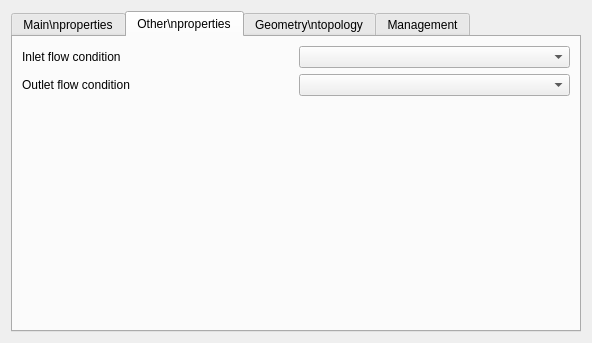
Above: Lamia/iface/qgiswidget/tools/toolprepro/base3_urbandrainage/lamiabase_ud_surface_tool_ui.ui from Artelia/Lamia before the change. Below: the same form after it.
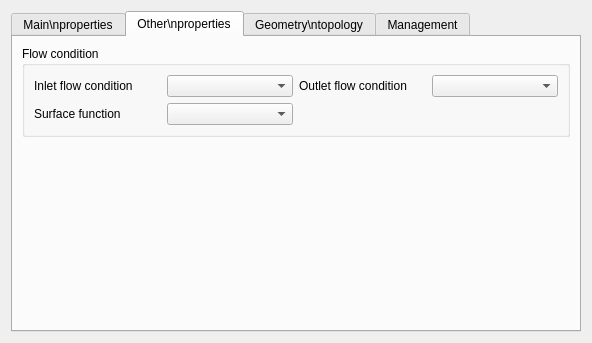
That is the form after the change. The open tabs and pages were chosen to show the change.

Patch:
```diff
--- a/Lamia/iface/qgiswidget/tools/toolprepro/base3_urbandrainage/lamiabase_ud_surface_tool_ui.ui
+++ b/Lamia/iface/qgiswidget/tools/toolprepro/base3_urbandrainage/lamiabase_ud_surface_tool_ui.ui
@@ -63,7 +63,13 @@
       <attribute name="title">
        <string>Other\nproperties</string>
       </attribute>
-      <layout class="QGridLayout" name="gridLayout_3">
+      <layout class="QVBoxLayout" name="verticalLayout_5">
+       <item>
+        <widget class="QGroupBox" name="groupBox">
+         <property name="title">
+          <string>Flow condition</string>
+         </property>
+         <layout class="QGridLayout" name="gridLayout">
        <item row="0" column="0">
         <widget class="QLabel" name="label_4">
          <property name="text">
@@ -71,20 +77,33 @@
          </property>
         </widget>
        </item>
-       <item row="1" column="1">
-        <widget class="QComboBox" name="comboBox_outletflowcondition"/>
-       </item>
-       <item row="1" column="0">
+          <item row="0" column="1">
+           <widget class="QComboBox" name="comboBox_inletflowcondition"/>
+          </item>
+          <item row="0" column="2">
         <widget class="QLabel" name="label_5">
          <property name="text">
           <string>Outlet flow condition</string>
          </property>
         </widget>
        </item>
-       <item row="0" column="1">
-        <widget class="QComboBox" name="comboBox_inletflowcondition"/>
-       </item>
-       <item row="2" column="0">
+          <item row="0" column="3">
+           <widget class="QComboBox" name="comboBox_outletflowcondition"/>
+          </item>
+          <item row="1" column="0">
+           <widget class="QLabel" name="label_18">
+            <property name="text">
+             <string>Surface function</string>
+            </property>
+           </widget>
+          </item>
+          <item row="1" column="1">
+           <widget class="QComboBox" name="comboBox_systemfunction"/>
+          </item>
+         </layout>
+        </widget>
+       </item>
+       <item>
         <spacer name="verticalSpacer_2">
          <property name="orientation">
           <enum>Qt::Vertical</enum>
```
Left out of the diff: 27 changed lines with no effect on the pictures. Lines whose indentation alone changed are shown as unchanged.
